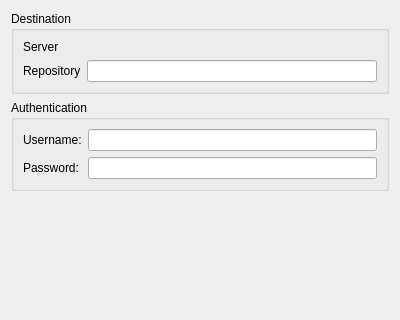
This is plugins/reviewboard/reviewpatch.ui in KDE/kdevelop as Qt 5 draws it before an edit; both pictures show x 0 to 400 and y 0 to 320 of the 400 by 518 pixel window. The edited form follows.
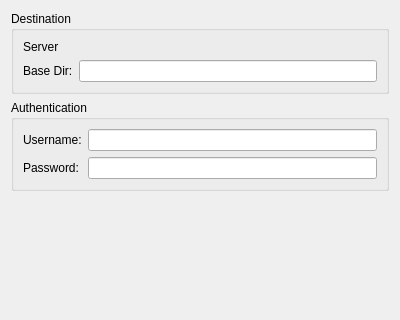
This is the edited form. Custom widgets are drawn as their Qt base class.

Patch:
```diff
--- a/plugins/reviewboard/reviewpatch.ui
+++ b/plugins/reviewboard/reviewpatch.ui
@@ -30,7 +30,7 @@
       <item row="1" column="0">
        <widget class="QLabel" name="label_2">
         <property name="text">
-         <string>Repository</string>
+         <string>Base Dir:</string>
         </property>
        </widget>
       </item>
```
Left out of the diff: 8 changed lines with no effect on the pictures.
